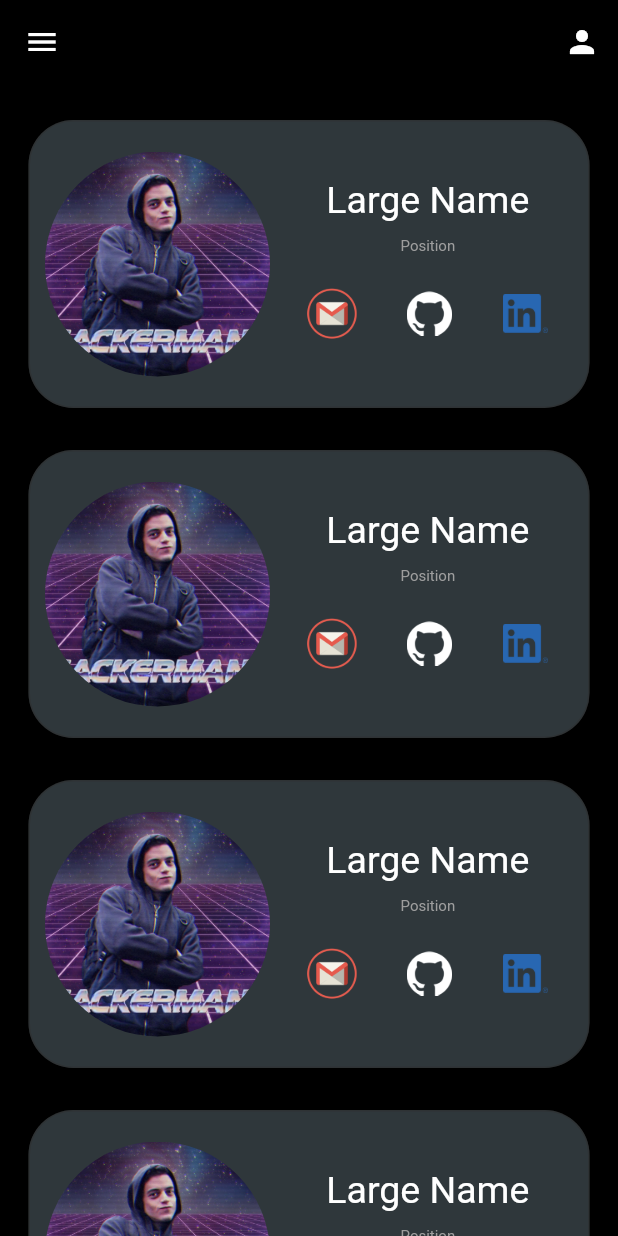
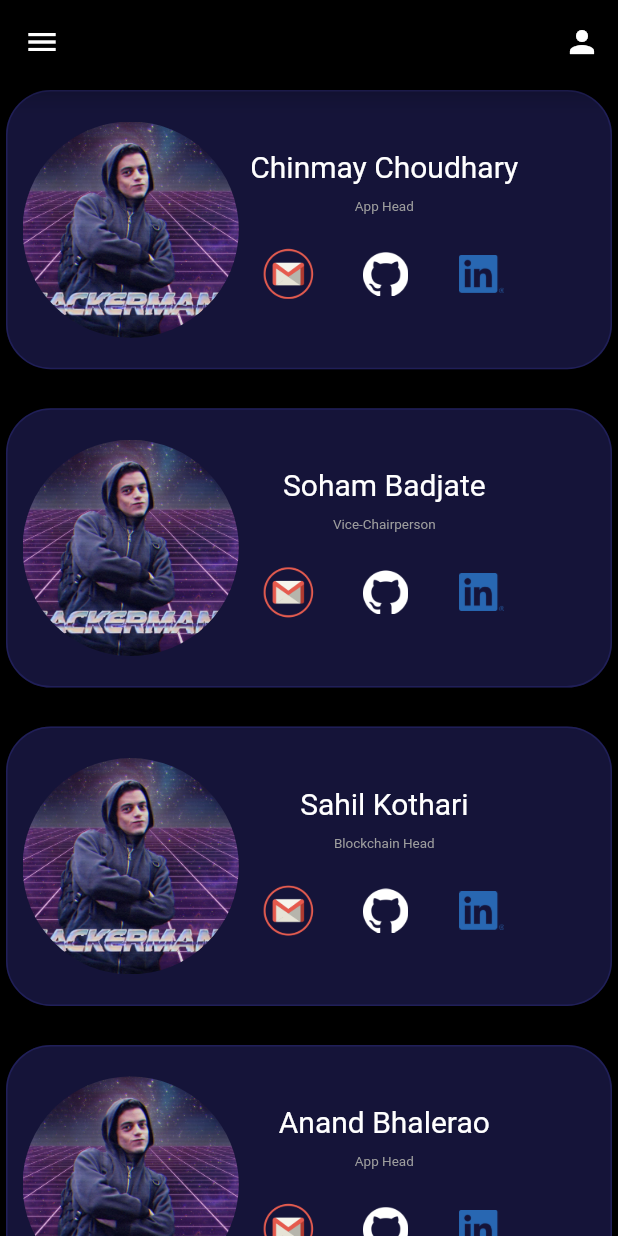
Before and after one commit to Ankur05103/Pcsb-app, a Flutter app: the screen it shows after launch, on a phone screen of 412 x 824 dp. Run offline on Flutter 3.47's test engine with Material 2 defaults, Android fonts, the phone set to English and light mode, and no system bars; our stand-ins replace bloc, flutter_bloc.

Commit message:
added data updated ui

```diff
--- /dev/null
+++ b/lib/home/data_model.dart
@@ -0,0 +1,234 @@
+List<Map<String, dynamic>> dataList = [
+  {
+    "Email": "cschinmay777@gmail.com",
+    "Name": "Chinmay Choudhary",
+    "Gmail": "cschinmay777@gmail.com",
+    "Mobileno": "9860267312",
+    "Position": "App Head",
+    "GitHub": "https://github.com/cschinmay777",
+    "Linkedin": "https://www.linkedin.com/in/chinmay-choudhary-496968204",
+    "Profilepic":
+        "https://drive.google.com/open?id=1OnauckXbJbjqMCc6b0KuDlhez8S2qPqf",
+  },
+  {
+    "Email": "badjatesoham@gmail.com",
+    "Name": "Soham Badjate",
+    "Gmail": "badjatesoham@gmail.com",
+    "Mobileno": "9028031200",
+    "Position": "Vice-Chairperson",
+    "GitHub": "https://github.com/Soham1609",
+    "Linkedin": "https://www.linkedin.com/in/soham-badjate-137870218",
+    "Profilepic":
+        "https://drive.google.com/open?id=1VNs2KK2hsZXVnuaoeACZUVFsKw_jObzc",
+  },
+  {
+    "Email": "sahilckothari94@gmail.com",
+    "Name": "Sahil Kothari",
+    "Gmail": "sahilckothari94@gmail.com",
+    "Mobileno": "9607482954",
+    "Position": "Blockchain Head",
+    "GitHub": "https://github.com/sahil-kothari",
+    "Linkedin": "https://www.linkedin.com/in/sahil-kothari94",
+    "Profilepic":
+        "https://drive.google.com/open?id=19kcSir59a4N4Ez9zipmT7YWZhhNbK9SL",
+  },
+  {
+    "Email": "anandbhalerao.l.a3b@gmail.com",
+    "Name": "Anand Bhalerao",
+    "Gmail": "anandbhalerao.l.a3b@gmail.com",
+    "Mobileno": "9175799277",
+    "Position": "App Head",
+    "GitHub": "https://github.com/Anand-Avinash-Bhalerao",
+    "Linkedin": "https://www.linkedin.com/in/anand-bhalerao-0b69451bb",
+    "Profilepic":
+        "https://drive.google.com/open?id=1RLEOUQUKEUYoBinzOaYsz9Zm08TlR3h2",
+  },
+  {
+    "Email": "www.abhishek3jadhav@gmail.com",
+    "Name": "Abhishek Jadhav",
+    "Gmail": "www.abhishek3jadhav@gmail.com",
+    "Mobileno": "7030405299",
+    "Position": "Web Head",
+    "GitHub": "https://github.com/AbhishekJadhav2002",
+    "Linkedin": "https://www.linkedin.com/in/AbhishekJadhav2002",
+    "Profilepic":
+        "https://drive.google.com/open?id=1HIgkmkSFSJPsV_tQmOkXb-UEqdr-iiPz",
+  },
+  {
+    "Email": "atharvanagmoti@gmail.com",
+    "Name": "Atharva Nagmoti",
+    "Gmail": "atharvanagmoti@gmail.com",
+    "Mobileno": "8668452969",
+    "Position": "ML Head",
+    "GitHub": "https://github.com/atharvanagmoti20",
+    "Linkedin": "https://www.linkedin.com/in/atharva-nagmoti",
+    "Profilepic":
+        "https://drive.google.com/open?id=1qdk_CyWBY5ewJ1woEOHnAps1kJPTpKI2",
+  },
+  {
+    "Email": "abhimsound@gmail.com",
+    "Name": "Abhishek Soundalgekar",
+    "Gmail": "abhimsound@gmail.com",
+    "Mobileno": "7020458963",
+    "Position": "Event Coordinator",
+    "GitHub": "https://github.com/ABHISHEKSOUNDALGEKAR",
+    "Linkedin": "https://www.linkedin.com/in/abhishekmsoundalgekar/",
+    "Profilepic":
+        "https://drive.google.com/open?id=13wvlqvcavLby68WJZ3Gkpb0XTdkGROCh",
+  },
+  {
+    "Email": "shivakumar.ranade@gmail.com",
+    "Name": "Shivakumar Ranade",
+    "Gmail": "shivakumar.ranade@gmail.com",
+    "Mobileno": "8530011069",
+    "Position": "Web Head",
+    "GitHub": "https://github.com/Shivakumar-pyt",
+    "Linkedin": "https://www.linkedin.com/in/shivakumar-ranade-96a51b227/",
+    "Profilepic":
+        "https://drive.google.com/open?id=10_BYE42_DJ0W7dGyUMrBJv75Uf3fwhUE",
+  },
+  {
+    "Email": "mansigundre1@gmail.com",
+    "Name": "Mansi Gundre",
+    "Gmail": "mansigundre1@gmail.com",
+    "Mobileno": "784301258",
+    "Position": "CTH",
+    "GitHub": "https://github.com/mansi0829",
+    "Linkedin": "https://www.linkedin.com/in/mansi-gundre/",
+    "Profilepic":
+        "https://drive.google.com/open?id=1y7DUnueylCVHxerKSk-ifcl6hdXVBY3Z",
+  },
+  {
+    "Email": "ameya.a.dhake@gmail.com",
+    "Name": "Ameya Dhake",
+    "Gmail": "ameya.a.dhake@gmail.com",
+    "Mobileno": "9075009347",
+    "Position": "Video Editing Head",
+    "GitHub": "https://github.com/Ameya6514",
+    "Linkedin": "https://www.linkedin.com/in/ameya-dhake-a69b2b218",
+    "Profilepic":
+        "https://drive.google.com/open?id=1mISaPs2QYDGhb2hM95cucYAOJETPwBtC",
+  },
+  {
+    "Email": "reva.dalal.197167@gmail.com",
+    "Name": "Reva Dalal",
+    "Gmail": "reva.dalal.197167@gmail.com",
+    "Mobileno": "8669666025",
+    "Position": "Marketing and Publicity Director",
+    "GitHub": "Na",
+    "Linkedin":
+        "htts://www.linkedin.com/in/reva-dalal-200b44250?trk=contact-info",
+    "Profile pic":
+        "https://drive.google.com/open?id=1GtbiwXUDiebpIheo3QA-pyT5swqceORS",
+  },
+  {
+    "Email": "shreyal.nagle1@gmail.com",
+    "Name": "Shreyal Nagle",
+    "Gmail": "shreyal.nagle1@gmail.com",
+    "Mobileno": "9970796471",
+    "Position": "Marketing Head",
+    "GitHub": "NA",
+    "Linkedin": "https://www.linkedin.com/in/shreyal-nagle-1491791bb",
+    "Profilepic":
+        "https://drive.google.com/open?id=1X2FyYmzcBio17Q6EP1TpKJ-_VBc8gbPf",
+  },
+  {
+    "Email": "29piyushbora@gmail.com",
+    "Name": "Piyush Bora",
+    "Gmail": "29piyushbora@gmail.com",
+    "Mobileno": "7666066207",
+    "Position": "Joint Secretary",
+    "GitHub": "https://www.github.com/Piyush-Bora",
+    "Linkedin": "https://www.linkedin.com/in/piyushbora",
+    "Profilepic":
+        "https://drive.google.com/open?id=1_5XgeIMBLnM6Nj_5ubTrPnFzKJ2NPgwR",
+  },
+  {
+    "Email": "thoratdhiraj444@gmail.com",
+    "Name": "Dhiraj Thorat",
+    "Gmail": "dpthorat85@gmail.com",
+    "Mobileno": "8552041489",
+    "Position": "Treasurer",
+    "GitHub": "https://github.com/Dhirajpt1234",
+    "Linkedin": "https://www.linkedin.com/in/dhiraj-thorat-073970215",
+    "Profilepic":
+        "https://drive.google.com/open?id=1O1EeTmXktOyTxCGV5Vh3c84DVHNmKzVK",
+  },
+  {
+    "Email": "avora9721@gmail.com",
+    "Name": "Aryan Vora",
+    "Gmail": "avora9721@gmail.com",
+    "Mobileno": "8983134579",
+    "Position": "Marketing Head",
+    "GitHub": "https://github.com/aryan9721",
+    "Linkedin": "https://www.linkedin.com/in/aryan9721/",
+    "Profilepic":
+        "https://drive.google.com/open?id=1sa4h1U7pmvgOYyDMbHsoP3epSjyzUuLW",
+  },
+  {
+    "Email": "tanishapareek2002@gmail.com",
+    "Name": "Tanisha Pareek",
+    "Gmail": "tanishapareek2002@gmail.com",
+    "Mobileno": "9175643973",
+    "Position": "Coding Circle Director",
+    "GitHub": "https://github.com/TANISHA-P",
+    "Linkedin": "https://www.linkedin.com/in/tanishapareek/",
+    "Profilepic":
+        "https://drive.google.com/open?id=1aegLYCuh0DXYocCIFwCbjsAIgRK0DTWB",
+  },
+  {
+    "Email": "nvaibhavmahajan00@gmail.com",
+    "Name": "Vaibhav Mahajan",
+    "Gmail": "nvaibhavmahajan00@gmail.com",
+    "Mobileno": "7038522474",
+    "Position": "Sponsorship Head",
+    "GitHub": "https://github.com/VNM02",
+    "Linkedin": "https://www.linkedin.com/in/vaibhav-mahajan-403979212/",
+    "Profilepic":
+        "https://drive.google.com/open?id=1f48S1Zcr4YH2XesYYv_RXHM402BYv9oQ",
+  },
+  {
+    "Email": "ugutaman786@gmail.com",
+    "Name": "Aman Mugut",
+    "Gmail": "ugutaman786@gmail.com",
+    "Mobileno": "9689072736",
+    "Position": "App head",
+    "GitHub": "https://github.com/amanmugut",
+    "Linkedin": "https://www.linkedin.com/in/aman-mugut-b43673221/",
+    "Profilepic":
+        "https://drive.google.com/open?id=1QmhklwLsXzFcgjie88vgKG4SeKrd0EGd",
+  },
+  {
+    "Email": "aishnaviraut2203@gmail.com",
+    "Name": "Vaishnavi Raut",
+    "Gmail": "aishnaviraut2203@gmail.com",
+    "Mobileno": "7448044859",
+    "Position": "Coding circle - coordinator",
+    "GitHub": "https://github.com/VaishnaviRaut123",
+    "Linkedin": "https://www.linkedin.com/in/vaishnavi-raut-4a0228224/",
+    "Profilepic":
+        "https://drive.google.com/open?id=1o3PvU6Mu5iI1FVokwzXusABsKLa1pSas",
+  },
+  {
+    "Email": "yashpkulkarni@gmail.com",
+    "Name": "Yash Kulkarni",
+    "Gmail": "yashpkulkarni@gmail.com",
+    "Mobileno": "8329448702",
+    "Position": "Joint secretary of event management and content",
+    "GitHub": "https://github.com/Yash-kkulkarni",
+    "Linkedin": "https://www.linkedin.com/in/yash-kulkarni-218223218/",
+    "Profilepic":
+        "https://drive.google.com/open?id=1pY-TnaAGwHjAAu_zAh11UR60S85Ohhjm",
+  },
+  {
+    "Email": "rajshende220802@gmail.com",
+    "Name": "Raj Shende",
+    "Gmail": "rajshende220802@gmail.com",
+    "Mobileno": "9021716500",
+    "Position": "Web Head",
+    "GitHub": "https://github.com/shenderaj9021",
+    "Linkedin": "https://www.linkedin.com/in/raj-shende-350718204/",
+    "Profilepic":
+        "https://drive.google.com/open?id=1Is6cG1cYxFLP2SCWyePQ6TpOnxQyfidR",
+  },
+];
--- a/lib/home/ui/contact_cards.dart
+++ b/lib/home/ui/contact_cards.dart
@@ -5,12 +5,14 @@ import 'package:url_launcher/url_launcher.dart';
 
 class ContactCards extends StatelessWidget {
   final HomeBlocBloc homeBloc = HomeBlocBloc();
+  final String Email, Name, Gmail, Mobileno, Position, GitHub, Linkedin, pic;
 
+  ContactCards({super.key, required this.Email, required this.Name, required this.Gmail, required this.Mobileno, required this.Position, required this.GitHub, required this.Linkedin,required this.pic});
   _launchURLBrowser(String url) {
     launchUrl(Uri.parse(url));
   }
-  _launchEmail(String r){
-    String recipient = r;
+  _launchEmail(){
+    String recipient = Gmail;
     String subject = '';
 
     // Construct the mailto URL with recipient and subject
@@ -21,32 +23,32 @@ class ContactCards extends StatelessWidget {
   Widget build(BuildContext context) {
     final mediaQuery = MediaQuery.of(context);
 
-    final imageWidth = mediaQuery.size.width * 0.4;
-    final imageHeight = mediaQuery.size.width * 0.4;
+    final imageWidth = mediaQuery.size.width * 0.35;
+    final imageHeight = mediaQuery.size.width * 0.35;
     double width = mediaQuery.size.width * 0.4;
     return BlocConsumer<HomeBlocBloc, HomeBlocState>(
       bloc: homeBloc,
       listener: (context, state) {
         if (state is HomeGmailPressedState) {
-          _launchEmail('ankur.musmade.kctvn@gmail.com');
+          _launchEmail();
         }
         if (state is HomeGitPressedState) {
-          _launchURLBrowser('https://github.com/Ankur05103/');
+          _launchURLBrowser(GitHub);
         }
         if (state is HomeLinkedinPressedState) {
-          _launchURLBrowser('https://www.linkedin.com/in/ankurmusmade/');
+          _launchURLBrowser(Linkedin);
         }
       },
       builder: (context, state) {
         return Card(
-          color: Colors.black,
+          color: Color(0xFF000000),
           child: Container(
             decoration: BoxDecoration(
-                color: Color.fromARGB(97, 124, 145, 154),
+                color: Color.fromARGB(117, 45, 44, 125),
                 borderRadius: BorderRadius.all(
                   Radius.circular(30),
                 ),
-                border: Border.all(color: Color.fromARGB(117, 45, 44, 44))),
+                border: Border.all(color: Color.fromARGB(117, 45, 44, 125))),
             padding: const EdgeInsets.symmetric(horizontal: 10, vertical: 20),
             child: Column(
               children: [
@@ -58,8 +60,8 @@ class ContactCards extends StatelessWidget {
                           mainAxisAlignment: MainAxisAlignment.spaceBetween,
                           children: [
                             Container(
-                              width: 150,
-                              height: 150,
+                              width: imageWidth,
+                              height: imageHeight,
                               child: ClipRRect(
                                 borderRadius: BorderRadius.circular(75),
                                 child: Image.asset(
@@ -69,23 +71,23 @@ class ContactCards extends StatelessWidget {
                               ),
                             ),
                             SizedBox(
-                              width: width * 0.05,
+                              // width: width * 0.05,
                             ),
                             Column(
                               mainAxisAlignment: MainAxisAlignment.spaceBetween,
                               children: [
-                                const Text(
-                                  'Large Name',
+                                Text(
+                                  Name,
                                   style: TextStyle(
-                                      fontSize: 25,
+                                      fontSize: 20,
                                       color:
                                           Color.fromARGB(255, 255, 255, 255)),
                                 ),
                                 const SizedBox(height: 10),
-                                const Text(
-                                  'Position',
+                                Text(
+                                  Position,
                                   style: TextStyle(
-                                      fontSize: 10, color: Colors.grey),
+                                      fontSize: 9, color: Colors.grey),
                                 ),
                                 const SizedBox(height: 15),
                                 Row(
--- a/lib/main.dart
+++ b/lib/main.dart
@@ -1,3 +1,4 @@
+import 'package:contacts_pcsb/home/data_model.dart';
 import 'package:contacts_pcsb/home/ui/contact_cards.dart';
 import 'package:flutter/material.dart';
 
@@ -36,14 +37,23 @@ class MyHomePage extends StatelessWidget {
         ],
       ),
       drawer: Drawer(),
-      body: ListView.separated(
-        padding: EdgeInsets.symmetric(vertical: 20,horizontal: 15),
-        itemCount: 7, // Number of ContactCards widgets
-        separatorBuilder: (context, index) =>
-            SizedBox(height: 20), // Adjust the height as needed
-        itemBuilder: (context, index) {
-          return ContactCards();
+      body: ListView.builder(
+        itemBuilder: (context, i) {
+          return Container(
+            margin: EdgeInsets.only(bottom: 18), // Adjust the value for spacing
+            child: ContactCards(
+              Email: dataList[i]["Email"],
+              Name: dataList[i]["Name"],
+              Gmail: dataList[i]["Gmail"],
+              Mobileno: dataList[i]["Mobileno"],
+              Position: dataList[i]["Position"],
+              GitHub: dataList[i]["GitHub"],
+              Linkedin: dataList[i]["Linkedin"],
+              pic: dataList[i]["Profilepic"] ?? '',
+            ),
+          );
         },
+        itemCount: dataList.length,
       ),
     );
   }
```
Also changed, not shown: pubspec.lock, 1 other file.
